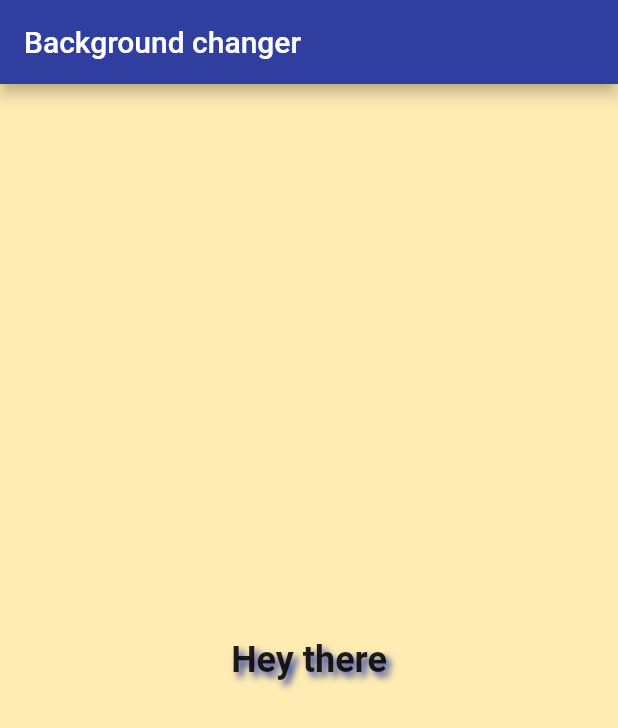
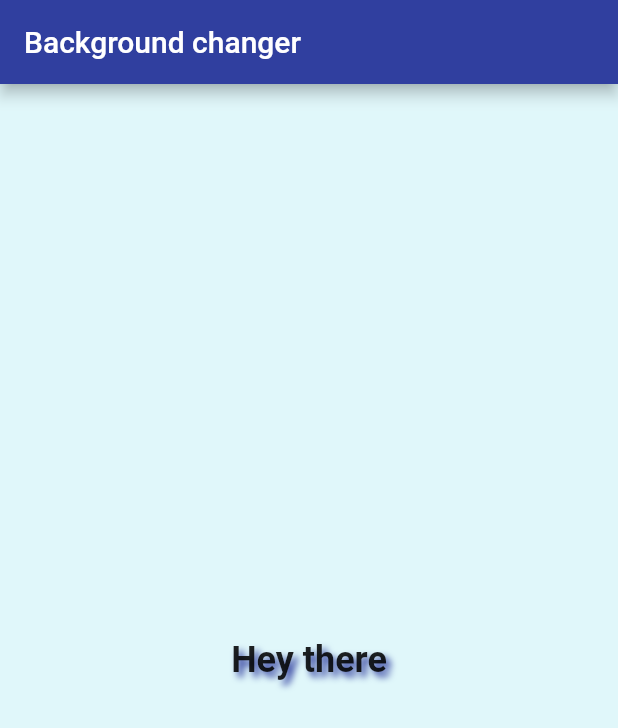
Before and after one commit to vshynder/flutter-background_changer, a Flutter app: the screen it shows after launch, on a phone screen of 412 x 824 dp. Shown: the top 728 px of the screen. Run offline on Flutter 3.47's test engine with Material 2 defaults, Android fonts, the phone set to English and light mode, and no system bars.

Commit message:
change the defaul bg color

```diff
--- a/lib/main.dart
+++ b/lib/main.dart
@@ -13,7 +13,7 @@ class BackgroundChanger extends StatefulWidget {
 }
 
 class _BackgroundChangerState extends State<BackgroundChanger> {
-  Color initialColor = Colors.amber[100];
+  Color initialColor = Colors.cyan[50];
   Color randomColor;
 
   void generateNewColor() {
```
